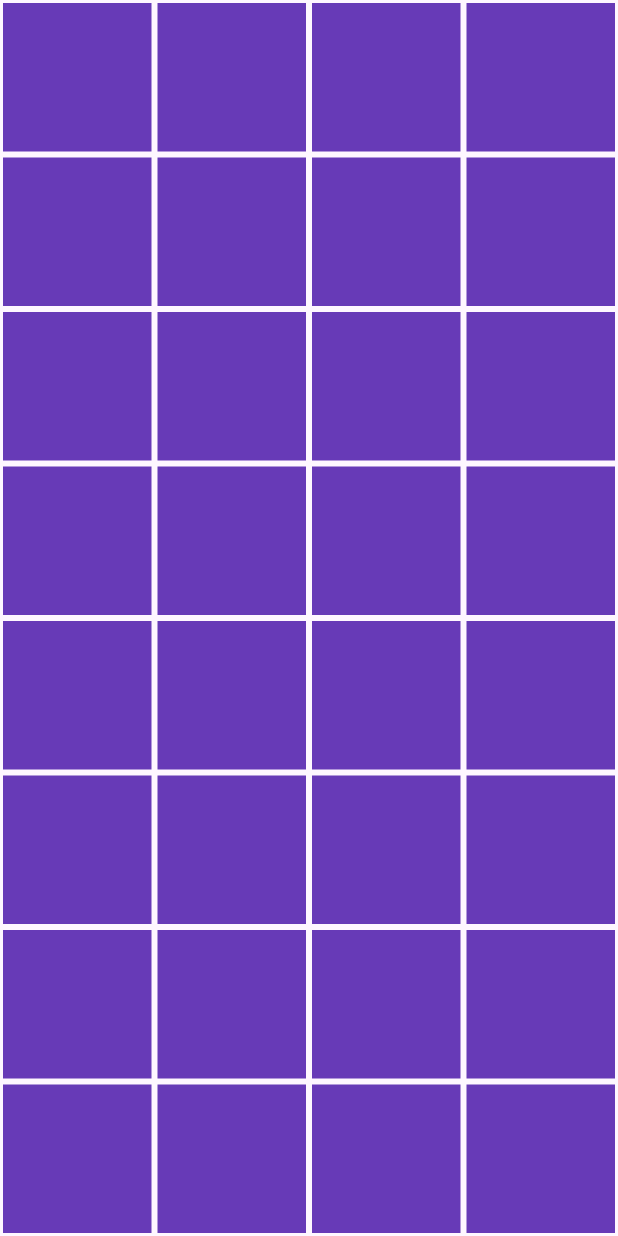
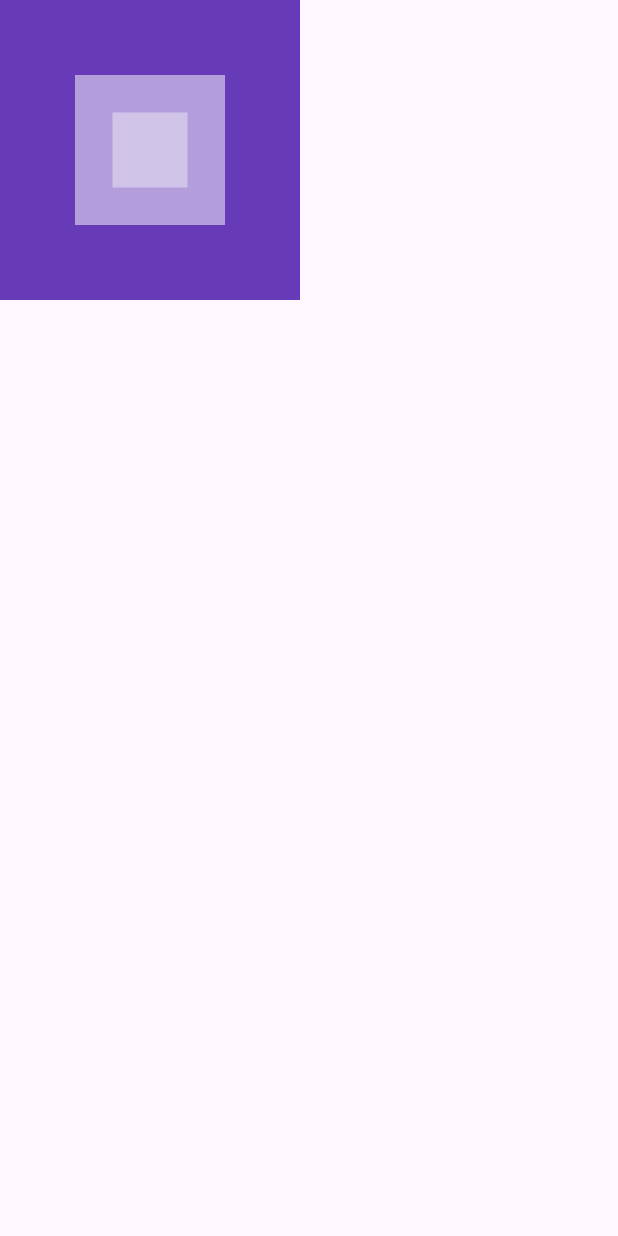
Before and after one commit to zonafar/liste_a_faire, a Flutter app: the screen it shows after launch, on a phone screen of 412 x 824 dp. Run offline on Flutter 3.47's test engine with Material 3 defaults, Android fonts, the phone set to English and light mode, and no system bars.

Commit message:
stack widget

```diff
--- a/lib/main.dart
+++ b/lib/main.dart
@@ -11,20 +11,35 @@
 
   @override
   Widget build(BuildContext context) {
-    List<String> names = ["Alice", "Bob", "Charlie", "David", "Emma"];
     return MaterialApp(
       debugShowCheckedModeBanner: false,
       home: Scaffold(
-        // backgroundColor: Colors.deepPurple[100],
-        body: GridView.builder(
-          itemCount: 64,
-          gridDelegate: SliverGridDelegateWithFixedCrossAxisCount(crossAxisCount: 4),
-         itemBuilder: (context, index) => Container(
-          color: Colors.deepPurple,
-          margin: EdgeInsetsDirectional.all(2),
-          ),)
-      ),
-    );
+        body: Stack(
+          alignment: Alignment.center,
+          children: [
+            // large box
+            Container(
+              color: Colors.deepPurple,
+              width: 200,
+              height: 200,
+            ),
+            // medium box
+            Container(
+              color: Colors.deepPurple[200],
+              width: 100,
+              height: 100,
+            ),
+
+            //  small box
+            Container(
+              color: Colors.deepPurple[100],
+              width: 50,
+              height: 50,
+            )
+          ],
+        ),
+      )
+      );
   }
 }
 
```
